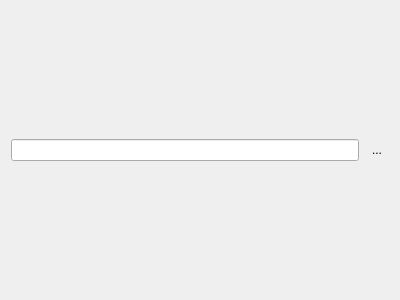
First picture: the form in src/ui/interface/advanced/form/dictionaryform.ui, repository metaxy/openBibleViewer, before the edit.
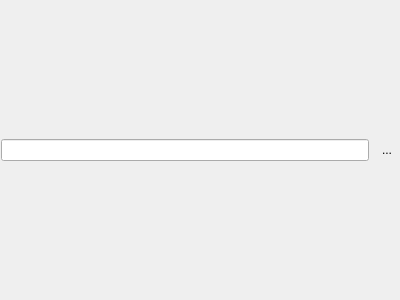
Second picture: the form after the edit. Icons and pictures are not drawn.

Diff of the .ui file:
```diff
--- a/src/ui/interface/advanced/form/dictionaryform.ui
+++ b/src/ui/interface/advanced/form/dictionaryform.ui
@@ -14,6 +14,9 @@
    <string>Form</string>
   </property>
   <layout class="QVBoxLayout" name="verticalLayout">
+   <property name="margin">
+    <number>1</number>
+   </property>
    <item>
     <layout class="QHBoxLayout" name="horizontalLayout">
      <item>
```
